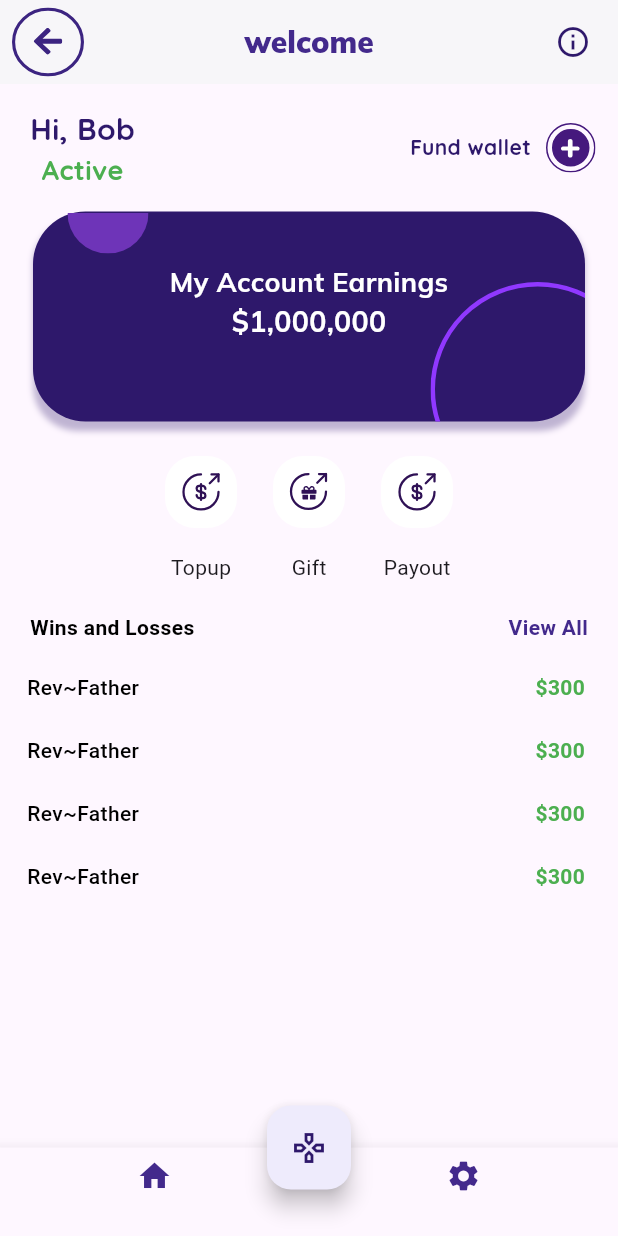
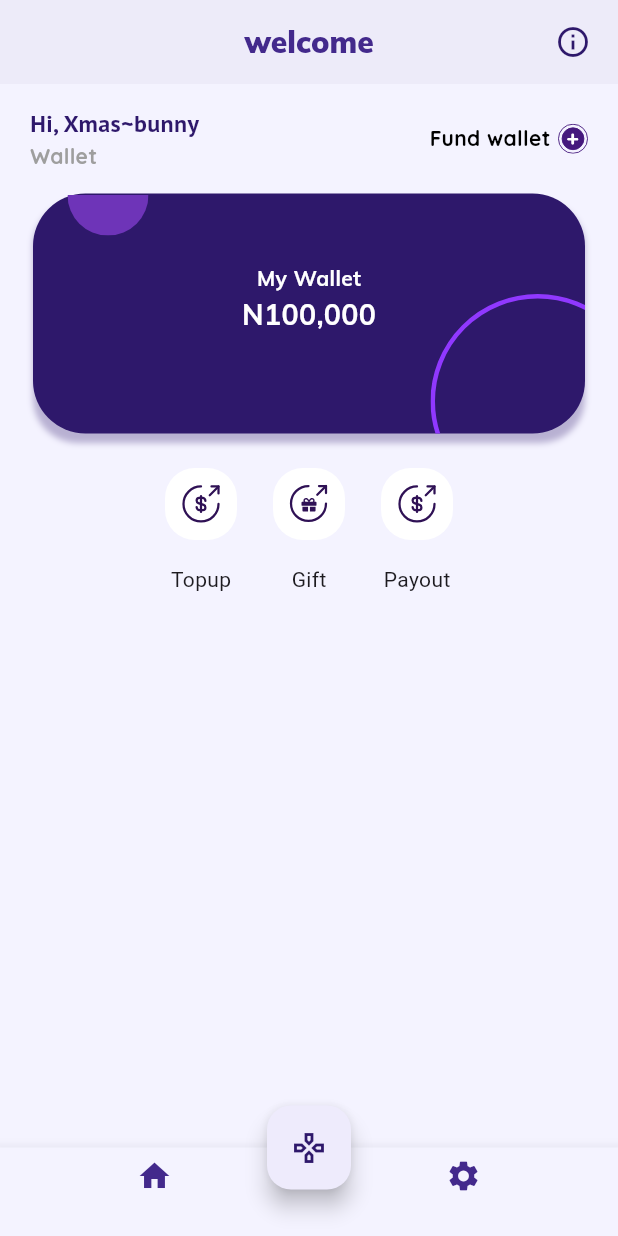
Before and after one commit to britt21/eplayer_flutter_project, a Flutter app: the Home screen opened directly, on a phone screen of 412 x 824 dp. Run offline on Flutter 3.47's test engine with Material 2 defaults, Android fonts, the phone set to English and light mode, and no system bars; our stand-ins replace audioplayers, dropdown_button2, firebase_auth, firebase_core, firebase_messaging, flutter_svg and 4 more; missing offline and left inert: dart:ffi, dash_bubble; accounts and stored records are empty.

Commit message:
Eplayer Onboarding

```diff
--- a/lib/main.dart
+++ b/lib/main.dart
@@ -20,6 +20,7 @@ class MyApp extends StatelessWidget {
   const MyApp({super.key});
 
   // This widget is the root of your application.
+
   @override
   Widget build(BuildContext context) {
     return GetMaterialApp(
--- a/lib/view/home/home.dart
+++ b/lib/view/home/home.dart
@@ -10,6 +10,8 @@ import 'package:google_fonts/google_fonts.dart';
 
 import '../book_match/book_home.dart';
 import '../widget/bottom_sheet.dart';
+
+
 
 class Home extends StatefulWidget {
   const Home({super.key});
@@ -55,7 +57,8 @@ class _HomeState extends State<Home> {
   @override
   Widget build(BuildContext context) {
     return Scaffold(
-        appBar: EplayerHomeAppBar("welcome"),
+      backgroundColor: etbglit,
+        appBar: EplayerHomeAppnoback("welcome"),
         body: SingleChildScrollView(
           child: Column(
             children: [
@@ -71,21 +74,22 @@ class _HomeState extends State<Home> {
                         width: 20,
                       ),
                       Column(
-                        crossAxisAlignment: CrossAxisAlignment.center,
+                        crossAxisAlignment: CrossAxisAlignment.start,
                         children: [
                           Text(
-                            "Hi, Bob",
-                            style: GoogleFonts.quicksand(
+                            "Hi, Xmas~bunny",
+                            style: GoogleFonts.ptSans(
+
                                 color: app_purple_deep,
                                 fontWeight: FontWeight.bold,
-                                fontSize: 20),
+                                fontSize: 16),
                           ),
                           Text(
-                            "Active",
+                            "Wallet",
                             style: GoogleFonts.quicksand(
-                                color: Colors.green.shade500,
+                                color: Colors.grey.shade500,
                                 fontWeight: FontWeight.bold,
-                                fontSize: 18),
+                                fontSize: 14),
                           ),
                         ],
                       ),
@@ -95,14 +99,17 @@ class _HomeState extends State<Home> {
                     children: [
                       Text("Fund wallet",
                           style: GoogleFonts.quicksand(
-                              color: app_purple_deep,
+                              color: Colors.black,
                               fontWeight: FontWeight.bold)),
                       SizedBox(
-                        width: 10,
+                        width: 5,
                       ),
-                      SvgPicture.asset(addfundic),
+                      Container(
+                        height: 25,
+                          width: 20,
+                          child: SvgPicture.asset(addfundic)),
                       SizedBox(
-                        width: 15,
+                        width: 20,
                       )
                     ],
                   ),
@@ -111,7 +118,7 @@ class _HomeState extends State<Home> {
               Padding(
                   padding: const EdgeInsets.only(top: 15.0, left: 22, right: 22),
                   child: Container(
-                    height: 140,
+                    height: 160,
                     decoration: BoxDecoration(
                       color: Colors.transparent,
                       borderRadius: BorderRadius.circular(30),
@@ -141,17 +148,17 @@ class _HomeState extends State<Home> {
                               mainAxisAlignment: MainAxisAlignment.center,
                               children: [
                                 Text(
-                                  "My Account Earnings",
+                                  "My Wallet",
                                   style: GoogleFonts.mulish(
                                     fontWeight: FontWeight.bold,
                                     color: Colors.white,
-                                    fontSize: 18,
+                                    fontSize: 14,
                                   ),
                                 ),
                                 Align(
                                   alignment: Alignment.center,
                                   child: Text(
-                                    "\$1,000,000",
+                                    "N100,000",
                                     style: GoogleFonts.mulish(
                                       fontWeight: FontWeight.bold,
                                       color: Colors.white,
@@ -196,52 +203,52 @@ class _HomeState extends State<Home> {
                   ),
                 ],
               ),
-              Padding(
-                padding: const EdgeInsets.all(20.0),
-                child: Row(
-                  mainAxisAlignment: MainAxisAlignment.spaceBetween,
-                  children: [
-                    Text(
-                      "Wins and Losses",
-                      style: TextStyle(
-                          color: Colors.black, fontWeight: FontWeight.bold),
-                    ),
-                    Text("View All",
-                        style: TextStyle(
-                            color: app_purple, fontWeight: FontWeight.bold))
-                  ],
-                ),
-              ),
-              Container(
-                height: 150,
-                child: ListView.builder(
-                    itemCount: 40,
-                    itemBuilder: (context, index) {
-                      return Padding(
-                        padding: const EdgeInsets.only(
-                            left: 18.0, right: 22, bottom: 22),
-                        child: Row(
-                          mainAxisAlignment: MainAxisAlignment.spaceBetween,
-                          children: [
-                            Column(
-                              children: [
-                                Text(
-                                  "Rev~Father",
-                                  style: TextStyle(
-                                      color: Colors.black,
-                                      fontWeight: FontWeight.w500),
-                                ),
-                              ],
-                            ),
-                            Text("\$300",
-                                style: TextStyle(
-                                    color: Colors.green,
-                                    fontWeight: FontWeight.bold))
-                          ],
-                        ),
-                      );
-                    }),
-              ),
+              // Padding(
+              //   padding: const EdgeInsets.all(20.0),
+              //   child: Row(
+              //     mainAxisAlignment: MainAxisAlignment.spaceBetween,
+              //     children: [
+              //       Text(
+              //         "Wins and Losses",
+              //         style: TextStyle(
+              //             color: Colors.black, fontWeight: FontWeight.bold),
+              //       ),
+              //       Text("View All",
+              //           style: TextStyle(
+              //               color: app_purple, fontWeight: FontWeight.bold))
+              //     ],
+              //   ),
+              // ),
+              // Container(
+              //   height: 150,
+              //   child: ListView.builder(
+              //       itemCount: 40,
+              //       itemBuilder: (context, index) {
+              //         return Padding(
+              //           padding: const EdgeInsets.only(
+              //               left: 18.0, right: 22, bottom: 22),
+              //           child: Row(
+              //             mainAxisAlignment: MainAxisAlignment.spaceBetween,
+              //             children: [
+              //               Column(
+              //                 children: [
+              //                   Text(
+              //                     "Rev~Father",
+              //                     style: TextStyle(
+              //                         color: Colors.black,
+              //                         fontWeight: FontWeight.w500),
+              //                   ),
+              //                 ],
+              //               ),
+              //               Text("\$300",
+              //                   style: TextStyle(
+              //                       color: Colors.green,
+              //                       fontWeight: FontWeight.bold))
+              //             ],
+              //           ),
+              //         );
+              //       }),
+              // ),
             ],
           ),
         ),
@@ -258,6 +265,7 @@ class _HomeState extends State<Home> {
         floatingActionButtonLocation: FloatingActionButtonLocation.centerDocked,
 
         bottomNavigationBar: BottomNavigationBar(
+          backgroundColor: etbglit,
           currentIndex: _selectedIndex,
           onTap: (int index) {
             setState(() {
--- a/lib/view/onboarding/onboardIngTwo.dart
+++ b/lib/view/onboarding/onboardIngTwo.dart
@@ -71,6 +71,7 @@ class OnboardingPageOne extends StatelessWidget {
 class OnboardingPageTwo extends StatelessWidget {
   @override
   Widget build(BuildContext context) {
+
     return Column(
       children: [
         Padding(
```
Also changed, not shown: lib/helper/base_client.dart (+36 -7 lines), lib/helper/base_contoller.dart (added, +27 -0 lines), lib/helper/dialog_helper.dart (added, +39 -0 lines), lib/view/auth/controller/auth_controller.dart (added, +16 -0 lines), lib/view/auth/model/register/response/RegisterResponse.dart (added, +30 -0 lines), lib/view/auth/service/auth_service.dart (+75 -4 lines), lib/view/login/Login_home.dart (+47 -15 lines), lib/view/login/model/response/LoginResponse.dart (added, +96 -0 lines), lib/view/signup/Signup_home.dart (+83 -50 lines), lib/widgets/Utils.dart (+4 -4 lines), lib/widgets/app_button.dart (+21 -18 lines), 1 other file.
